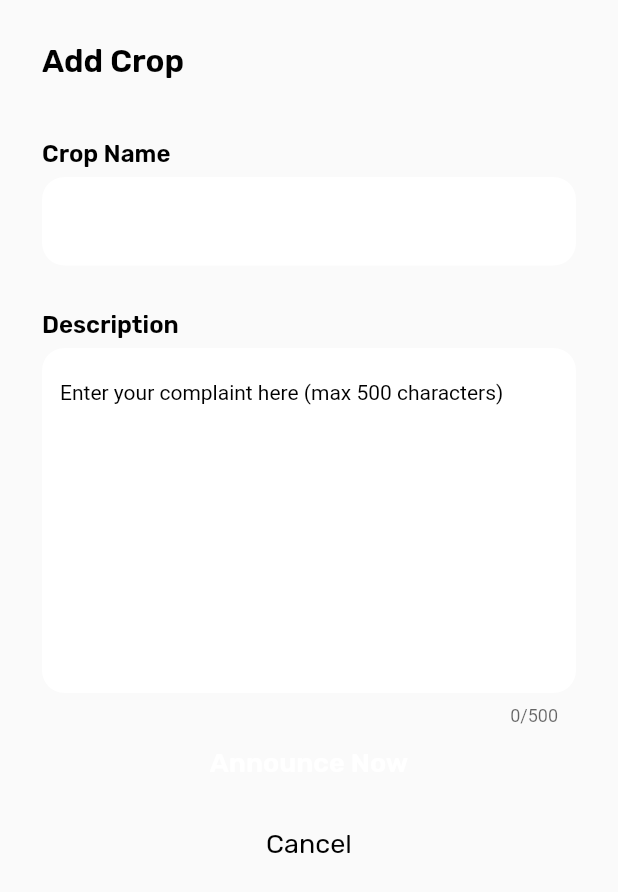
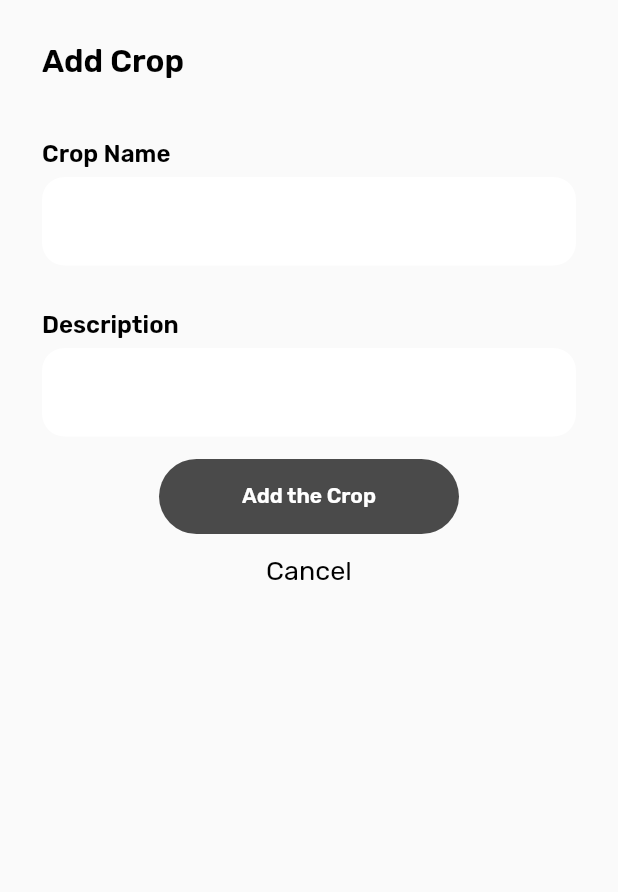
Before and after one commit to suriyarichard/farmfield, a Flutter app: the AddCrop widget shown alone on an empty page, opened directly with empty values, on a phone screen of 412 x 824 dp. Shown: the top 892 px of the screen. Run offline on Flutter 3.47's test engine with Material 2 defaults, Android fonts, the light colour scheme and no system bars; our stand-ins replace cloud_firestore, country_picker, firebase_auth, firebase_core, firebase_storage, flutter_spinkit and 3 more; accounts and stored records are empty; network calls fail.

Commit message:
add crop and time line changes

```diff
--- a/lib/widgets/crop/addcrops.dart
+++ b/lib/widgets/crop/addcrops.dart
@@ -1,5 +1,9 @@
+import 'package:farmfield/pallets/color.dart';
 import 'package:farmfield/services/crop.services.dart';
+import 'package:farmfield/widgets/auth/login/customButton.dart';
+import 'package:farmfield/widgets/button/smallbutton.dart';
 import 'package:farmfield/widgets/snackbar/snackbar.dart';
+import 'package:firebase_auth/firebase_auth.dart';
 import 'package:flutter/material.dart';
 import 'package:google_fonts/google_fonts.dart';
 
@@ -13,8 +17,8 @@ class AddCrop extends StatefulWidget {
 
 class _AddCropState extends State<AddCrop> {
   CropService cropService = CropService();
-  TextEditingController titleAnnouncement = TextEditingController();
-  TextEditingController announceDescription = TextEditingController();
+  TextEditingController croptitle = TextEditingController();
+  TextEditingController croptype = TextEditingController();
   final GlobalKey<FormState> _formKey = GlobalKey<FormState>();
   TextEditingController img = TextEditingController();
   var cropList;
@@ -58,7 +62,7 @@ class _AddCropState extends State<AddCrop> {
                     height: 6,
                   ),
                   TextFormField(
-                    controller: titleAnnouncement,
+                    controller: croptitle,
                     validator: (value) {
                       if (value == null || value.isEmpty) {
                         return 'Please Enter Description';
@@ -99,7 +103,7 @@ class _AddCropState extends State<AddCrop> {
                     height: 6,
                   ),
                   TextFormField(
-                    controller: announceDescription,
+                    controller: croptype,
                     validator: (value) {
                       if (value == null || value.isEmpty) {
                         return 'Please Enter Description';
@@ -107,21 +111,15 @@ class _AddCropState extends State<AddCrop> {
                       if (value.length < 3) {
                         return 'Please Enter min 3 characters';
                       }
-                      if (value.length > 500) {
+                      if (value.length > 30) {
                         return 'Max 30 characters only Allowed';
                       }
                       return null;
                     },
-                    maxLength: 500,
-                    maxLines: 10,
+                    // maxLength: 30,
                     decoration: InputDecoration(
                       filled: true,
                       fillColor: Colors.white,
-
-                      hintStyle:
-                          const TextStyle(color: Colors.black, fontSize: 14),
-                      hintText:
-                          "Enter your complaint here (max 500 characters)",
                       border: OutlineInputBorder(
                         borderRadius: BorderRadius.circular(15),
                         borderSide: BorderSide.none,
@@ -130,13 +128,17 @@ class _AddCropState extends State<AddCrop> {
                     ),
                   ),
                   // const SizedBox(height: 45),
-                  TextButton(
-                      onPressed: () async {
+                  const SizedBox(
+                    height: 15,
+                  ),
+                  GestureDetector(
+                    onTap: () async {
                       if (_formKey.currentState!.validate()) {
                         cropList = {
-                            "crop": titleAnnouncement.text,
-                            "decsription": announceDescription.text,
+                          "crop": croptitle.text,
+                          "decsription": croptype.text,
                           "createdAt": DateTime.now(),
+                          'uid':FirebaseAuth.instance.currentUser?.uid,
                           'img':
                               'https://upload.wikimedia.org/wikipedia/commons/9/9d/Tomato.png',
                         };
@@ -144,21 +146,47 @@ class _AddCropState extends State<AddCrop> {
 
                         await cropService.add(context, cropList);
                         widget.refresh();
-                          showSnackBar(
-                              context, "New Announcement added Successfully ");
+                        showSnackBar(context, "New Crop added Successfully ");
                         Navigator.of(context).pop();
                       }
                     },
+                    child: CustomButton(
                       child: Text(
-                        "Announce Now",
+                        "Add the Crop",
                         style: GoogleFonts.rubik(
                             fontWeight: FontWeight.w600,
-                            fontSize: 18,
+                            fontSize: 14,
                             color: Colors.white),
-                      )),
-                  const SizedBox(
-                    height: 6,
                       ),
+                    ),
+                  ),
+                  // TextButton(
+                  //     onPressed: () async {
+                  //       if (_formKey.currentState!.validate()) {
+                  //         cropList = {
+                  //           "crop": croptitle.text,
+                  //           "decsription": croptype.text,
+                  //           "createdAt": DateTime.now(),
+                  //           'img':
+                  //               'https://upload.wikimedia.org/wikipedia/commons/9/9d/Tomato.png',
+                  //         };
+                  //         // await cropsService.add
+
+                  //         await cropService.add(context, cropList);
+                  //         widget.refresh();
+                  //         showSnackBar(
+                  //             context, "New Announcement added Successfully ");
+                  //         Navigator.of(context).pop();
+                  //       }
+                  //     },
+                  //     child: Text(
+                  //       "Announce Now",
+                  //       style: GoogleFonts.rubik(
+                  //           fontWeight: FontWeight.w600,
+                  //           fontSize: 18,
+                  //           color: Colors.white),
+                  //     )),
+
                   TextButton(
                       onPressed: () => Navigator.of(context).pop(),
                       child: Text(
```
Also changed, not shown: lib/widgets/crop/addtimeline.dart (+41 -7 lines), lib/services/crop.dart (added). Lines whose indentation alone changed are shown as unchanged.
